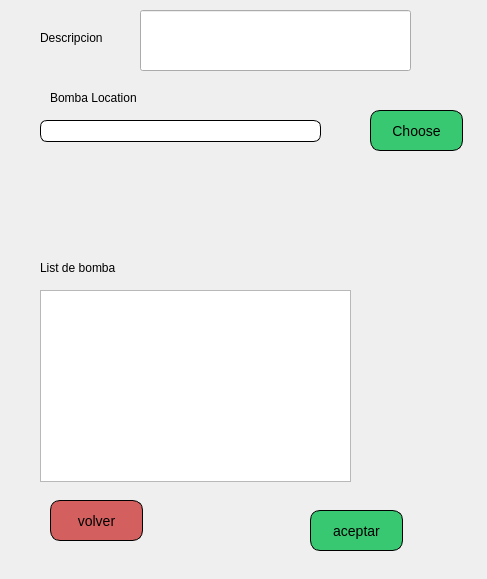
Old version of the form OnlineRoutingMapper_dialog_base_mod_bombas.ui in the repository valetobares11/EmergencyDispatcher.
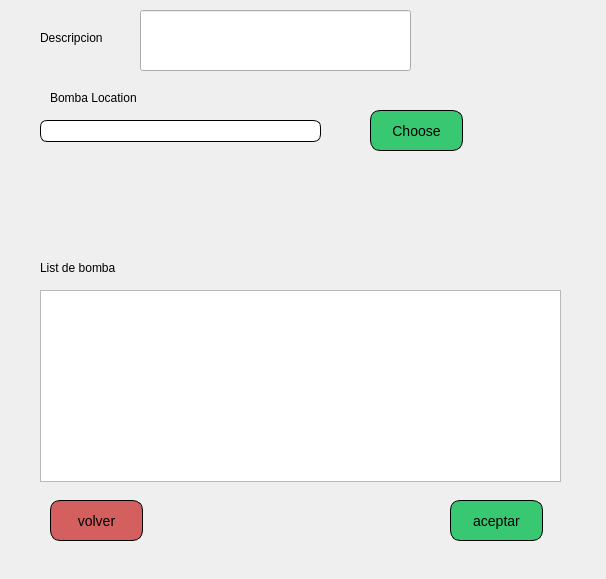
New version of the form.

Commit message: Se agrega estado de las bombas

Diff of the .ui file:
```diff
--- a/OnlineRoutingMapper_dialog_base_mod_bombas.ui
+++ b/OnlineRoutingMapper_dialog_base_mod_bombas.ui
@@ -9,7 +9,7 @@
    <rect>
     <x>0</x>
     <y>0</y>
-    <width>487</width>
+    <width>606</width>
     <height>579</height>
    </rect>
   </property>
@@ -108,8 +108,8 @@
   <widget class="QPushButton" name="aceptar">
    <property name="geometry">
     <rect>
-     <x>310</x>
-     <y>510</y>
+     <x>450</x>
+     <y>500</y>
      <width>93</width>
      <height>41</height>
     </rect>
@@ -148,7 +148,7 @@
     <rect>
      <x>40</x>
      <y>290</y>
-     <width>311</width>
+     <width>521</width>
      <height>192</height>
     </rect>
    </property>
```
The commit also changes 2 other files.
